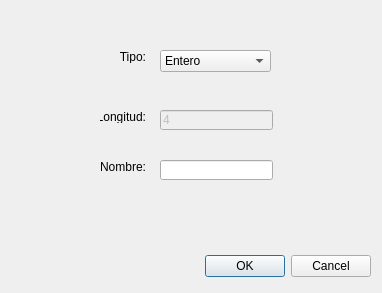
The window that addfieldsdialog.ui (jcespinoza/JCs_Access) describes before a commit, drawn with Qt 5.
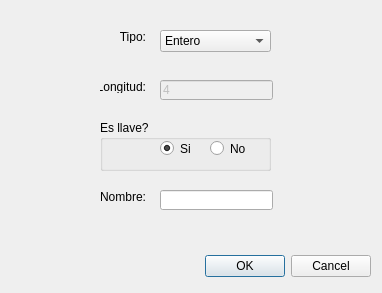
The same window after the commit.

Diff of the .ui file:
```diff
--- a/addfieldsdialog.ui
+++ b/addfieldsdialog.ui
@@ -33,7 +33,7 @@
    <property name="geometry">
     <rect>
      <x>100</x>
-     <y>50</y>
+     <y>30</y>
      <width>46</width>
      <height>13</height>
     </rect>
@@ -49,7 +49,7 @@
    <property name="geometry">
     <rect>
      <x>100</x>
-     <y>110</y>
+     <y>80</y>
      <width>46</width>
      <height>13</height>
     </rect>
@@ -65,7 +65,7 @@
    <property name="geometry">
     <rect>
      <x>100</x>
-     <y>160</y>
+     <y>190</y>
      <width>46</width>
      <height>13</height>
     </rect>
@@ -81,7 +81,7 @@
    <property name="geometry">
     <rect>
      <x>160</x>
-     <y>50</y>
+     <y>30</y>
      <width>111</width>
      <height>22</height>
     </rect>
@@ -107,7 +107,7 @@
    <property name="geometry">
     <rect>
      <x>160</x>
-     <y>110</y>
+     <y>80</y>
      <width>113</width>
      <height>20</height>
     </rect>
@@ -123,7 +123,7 @@
    <property name="geometry">
     <rect>
      <x>160</x>
-     <y>160</y>
+     <y>190</y>
      <width>113</width>
      <height>20</height>
     </rect>
@@ -132,6 +132,48 @@
     <number>49</number>
    </property>
   </widget>
+  <widget class="QGroupBox" name="groupBox">
+   <property name="geometry">
+    <rect>
+     <x>100</x>
+     <y>120</y>
+     <width>171</width>
+     <height>51</height>
+    </rect>
+   </property>
+   <property name="title">
+    <string>Es llave?</string>
+   </property>
+   <widget class="QRadioButton" name="rbKeyYes">
+    <property name="geometry">
+     <rect>
+      <x>60</x>
+      <y>20</y>
+      <width>51</width>
+      <height>17</height>
+     </rect>
+    </property>
+    <property name="text">
+     <string>Si</string>
+    </property>
+    <property name="checked">
+     <bool>true</bool>
+    </property>
+   </widget>
+   <widget class="QRadioButton" name="rbKeyNo">
+    <property name="geometry">
+     <rect>
+      <x>110</x>
+      <y>20</y>
+      <width>51</width>
+      <height>17</height>
+     </rect>
+    </property>
+    <property name="text">
+     <string>No</string>
+    </property>
+   </widget>
+  </widget>
  </widget>
  <resources/>
  <connections>
```
Left out of the diff: 8 changed lines with no effect on the pictures.
